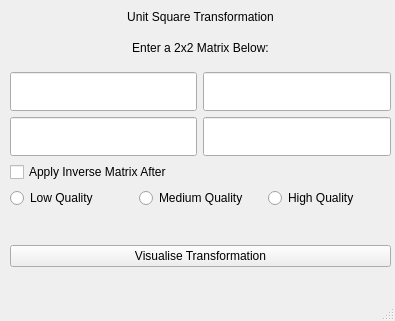
KallaxenC/LinearLab, file unit_square.ui: the form before one commit.
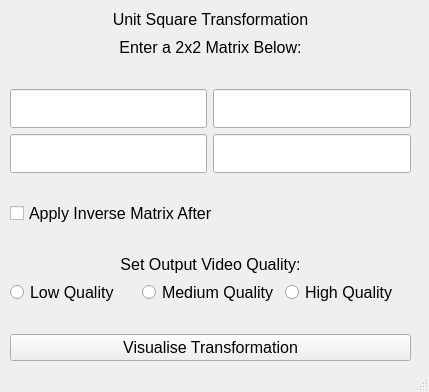
The form after the commit.

What changed in the file:
```diff
--- a/unit_square.ui
+++ b/unit_square.ui
@@ -6,10 +6,16 @@
    <rect>
     <x>0</x>
     <y>0</y>
-    <width>395</width>
-    <height>321</height>
+    <width>429</width>
+    <height>392</height>
    </rect>
   </property>
+  <property name="font">
+   <font>
+    <family>Segoe UI</family>
+    <pointsize>12</pointsize>
+   </font>
+  </property>
   <property name="windowTitle">
    <string>MainWindow</string>
   </property>
@@ -19,45 +25,48 @@
      <rect>
       <x>10</x>
       <y>10</y>
-      <width>381</width>
-      <height>257</height>
+      <width>401</width>
+      <height>351</height>
      </rect>
     </property>
     <layout class="QGridLayout" name="gridLayout_3">
-     <item row="8" column="0">
-      <widget class="QPushButton" name="visualiseButton">
+     <item row="9" column="0">
+      <widget class="QLabel" name="label_3">
        <property name="text">
-        <string>Visualise Transformation</string>
+        <string>Set Output Video Quality:</string>
+       </property>
+       <property name="alignment">
+        <set>Qt::AlignCenter</set>
        </property>
       </widget>
      </item>
-     <item row="7" column="0">
-      <spacer name="verticalSpacer">
-       <property name="orientation">
-        <enum>Qt::Vertical</enum>
-       </property>
-       <property name="sizeHint" stdset="0">
-        <size>
-         <width>20</width>
-         <height>60</height>
-        </size>
-       </property>
-      </spacer>
-     </item>
-     <item row="3" column="0">
-      <spacer name="verticalSpacer_2">
-       <property name="orientation">
-        <enum>Qt::Vertical</enum>
-       </property>
-       <property name="sizeHint" stdset="0">
-        <size>
-         <width>20</width>
-         <height>40</height>
-        </size>
-       </property>
-      </spacer>
-     </item>
      <item row="4" column="0">
+      <spacer name="verticalSpacer_2">
+       <property name="orientation">
+        <enum>Qt::Vertical</enum>
+       </property>
+       <property name="sizeHint" stdset="0">
+        <size>
+         <width>20</width>
+         <height>40</height>
+        </size>
+       </property>
+      </spacer>
+     </item>
+     <item row="11" column="0">
+      <spacer name="verticalSpacer">
+       <property name="orientation">
+        <enum>Qt::Vertical</enum>
+       </property>
+       <property name="sizeHint" stdset="0">
+        <size>
+         <width>20</width>
+         <height>60</height>
+        </size>
+       </property>
+      </spacer>
+     </item>
+     <item row="5" column="0">
       <layout class="QGridLayout" name="gridLayout_2">
        <item row="0" column="1">
         <widget class="QLineEdit" name="b_value">
@@ -193,6 +202,26 @@
        </item>
       </layout>
      </item>
+     <item row="12" column="0">
+      <widget class="QPushButton" name="visualiseButton">
+       <property name="text">
+        <string>Visualise Transformation</string>
+       </property>
+      </widget>
+     </item>
+     <item row="1" column="0">
+      <spacer name="verticalSpacer_3">
+       <property name="orientation">
+        <enum>Qt::Vertical</enum>
+       </property>
+       <property name="sizeHint" stdset="0">
+        <size>
+         <width>20</width>
+         <height>40</height>
+        </size>
+       </property>
+      </spacer>
+     </item>
      <item row="0" column="0">
       <widget class="QLabel" name="label">
        <property name="maximumSize">
@@ -232,7 +261,7 @@
        </property>
       </widget>
      </item>
-     <item row="6" column="0">
+     <item row="10" column="0">
       <layout class="QGridLayout" name="gridLayout">
        <item row="1" column="1">
         <widget class="QRadioButton" name="mediumQuality_radiobox">
@@ -266,13 +295,52 @@
        </item>
       </layout>
      </item>
-     <item row="5" column="0">
-      <widget class="QCheckBox" name="inverse_checkbox_2">
+     <item row="7" column="0">
+      <widget class="QCheckBox" name="inverseMatrix_checkBox">
        <property name="text">
         <string>Apply Inverse Matrix After</string>
        </property>
       </widget>
      </item>
+     <item row="8" column="0">
+      <spacer name="verticalSpacer_5">
+       <property name="orientation">
+        <enum>Qt::Vertical</enum>
+       </property>
+       <property name="sizeHint" stdset="0">
+        <size>
+         <width>20</width>
+         <height>60</height>
+        </size>
+       </property>
+      </spacer>
+     </item>
+     <item row="6" column="0">
+      <spacer name="verticalSpacer_4">
+       <property name="orientation">
+        <enum>Qt::Vertical</enum>
+       </property>
+       <property name="sizeHint" stdset="0">
+        <size>
+         <width>20</width>
+         <height>60</height>
+        </size>
+       </property>
+      </spacer>
+     </item>
+     <item row="3" column="0">
+      <spacer name="verticalSpacer_6">
+       <property name="orientation">
+        <enum>Qt::Vertical</enum>
+       </property>
+       <property name="sizeHint" stdset="0">
+        <size>
+         <width>20</width>
+         <height>60</height>
+        </size>
+       </property>
+      </spacer>
+     </item>
     </layout>
    </widget>
   </widget>
```
Left out of the diff: 17 changed lines with no effect on the pictures.
